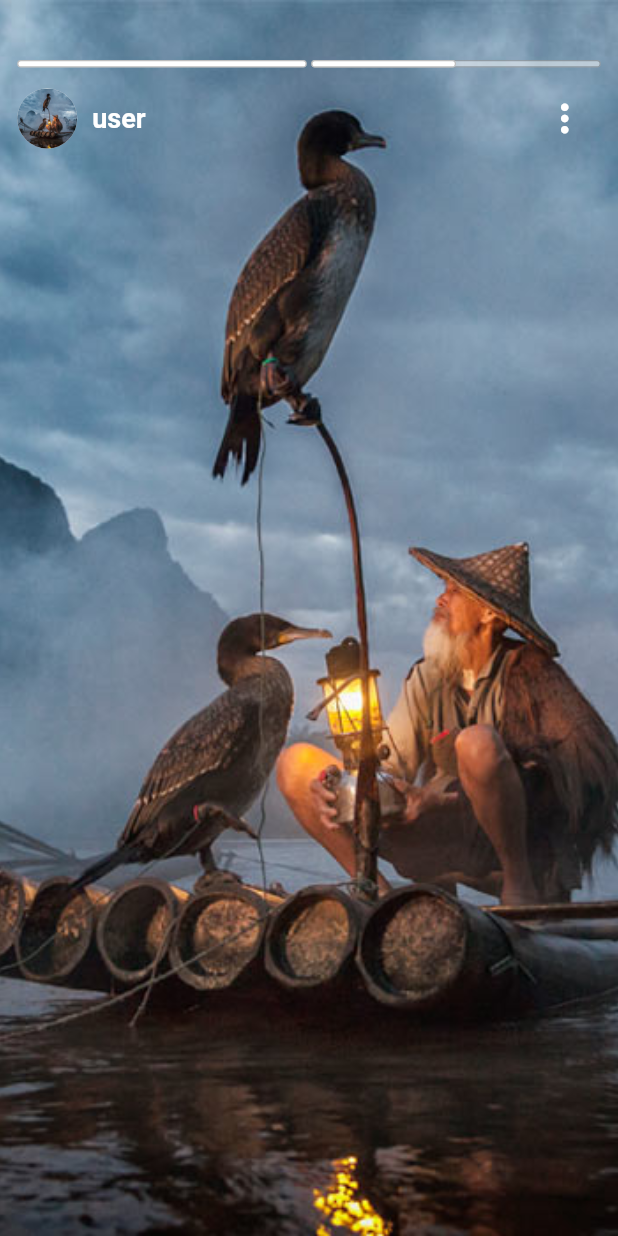
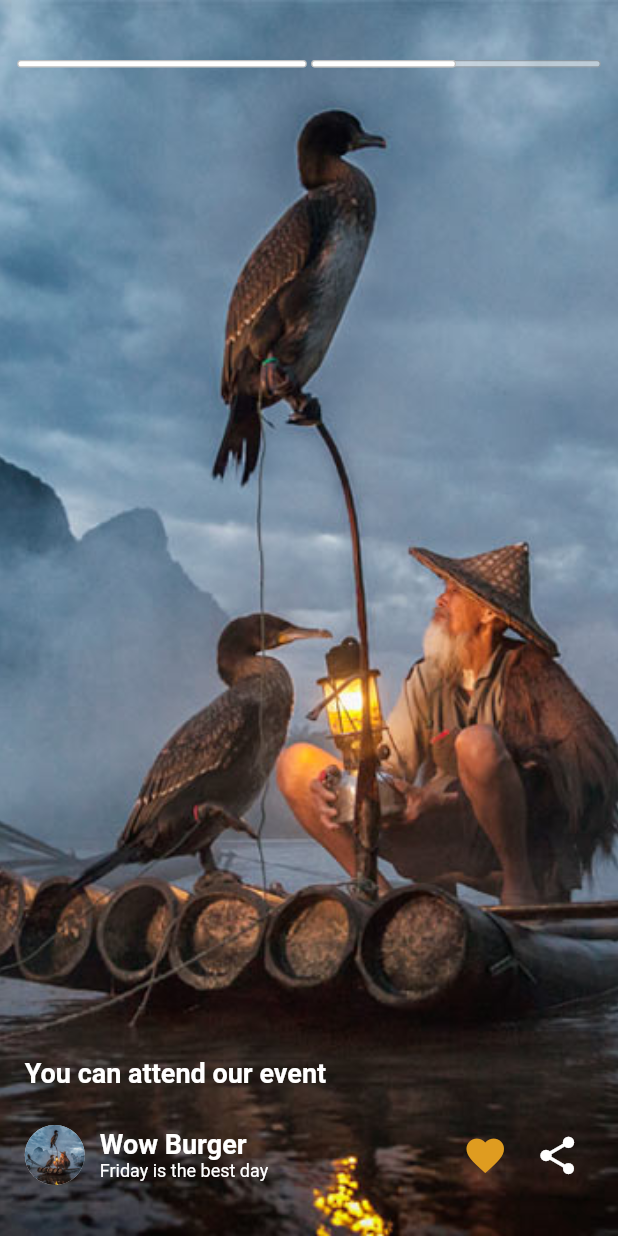
Before and after one commit to zoritt-biz/user-mobile-app, a Flutter app: the screen it shows after launch, on a phone screen of 412 x 824 dp. Run offline on Flutter 3.47's test engine with Material 2 defaults, Android fonts, the phone set to English and light mode, and no system bars; our stand-ins replace bloc, equatable, flutter_bloc, flutter_svg.

Commit message:
minor changes on posts page

```diff
--- a/lib/src/screens/posts_page/pages.dart
+++ b/lib/src/screens/posts_page/pages.dart
@@ -84,8 +84,7 @@ class _StoryState extends State<Story>
               top: 40.0,
               left: 10.0,
               right: 10.0,
-              child: Column(
-                children: <Widget>[
+              child:
                   Row(
                     children: widget.images
                         .asMap()
@@ -102,16 +101,20 @@ class _StoryState extends State<Story>
                         .values
                         .toList(),
                   ),
-                  Padding(
+
+              ),
+            Positioned(
+              bottom: 20,
+              left:15,
+              right:15,
+              child: Padding(
               padding: const EdgeInsets.symmetric(
                 horizontal: 1.5,
                 vertical: 10.0,
               ),
               child: UserInfo(user: User(fullName: "user")),
-                  ),
-                ],
-              ),
-            ),
+            ),)
+
           ],
         ),
       ),
@@ -232,7 +235,19 @@ class UserInfo extends StatelessWidget {
 
   @override
   Widget build(BuildContext context) {
-    return Row(
+    return Column(
+        crossAxisAlignment: CrossAxisAlignment.start,
+        children:[
+      Text(
+        "You can attend our event",
+        style: const TextStyle(
+          color: Colors.white,
+          fontSize: 18.0,
+          fontWeight: FontWeight.bold,
+        ),
+      ),
+      const SizedBox(height: 20.0),
+      Row(
       children: <Widget>[
         CircleAvatar(
           radius: 20.0,
@@ -243,25 +258,52 @@ class UserInfo extends StatelessWidget {
           ),
         ),
         const SizedBox(width: 10.0),
-        Expanded(
-          child: Text(
-            user.fullName,
+        Expanded(child: Column(
+          crossAxisAlignment: CrossAxisAlignment.start,
+          children: [
+
+               Text(
+                "Wow Burger",
                 style: const TextStyle(
                   color: Colors.white,
                   fontSize: 18.0,
-              fontWeight: FontWeight.w600,
+                  fontWeight: FontWeight.bold,
                 ),
               ),
+            // ),
+            // Expanded(
+              Text(
+                "Friday is the best day",
+                style: const TextStyle(
+                  color: Colors.white,
+                  fontSize: 12.0,
+
+                ),
+              // ),
+            ),
+          ],
+        ),
+          flex: 2,
+        ),
+
+
+        IconButton(
+          icon: const Icon(
+            Icons.favorite,
+            size: 30.0,
+            color: Color(0xffDF9C20),
+          ),
+          onPressed: () => Navigator.of(context).pop(),
         ),
         IconButton(
           icon: const Icon(
-            Icons.more_vert,
+            Icons.share,
             size: 30.0,
             color: Colors.white,
           ),
           onPressed: () => Navigator.of(context).pop(),
         ),
       ],
-    );
+    )]);
   }
 }
--- a/lib/src/screens/posts_page/posts.dart
+++ b/lib/src/screens/posts_page/posts.dart
@@ -45,8 +45,8 @@ class PostState extends State<Post>{
     if(currentIndex.toInt()<widget.posts.length-1){
       _pageController.nextPage( duration: const Duration(milliseconds: 700),curve: Curves.easeInOut);
     }else{
-      Navigator.pop(context);
-      print("popped");
+      // Navigator.pop(context);
+
     }
   }
   @override
@@ -56,7 +56,6 @@ class PostState extends State<Post>{
       if(state is StoryFinished){
         goToNext();
         context.read<StoryBloc>().emitUnknown();
-        print("jumpped");
         print(currentIndex);
       }
     },
```
Lines whose indentation alone changed are shown as unchanged.
